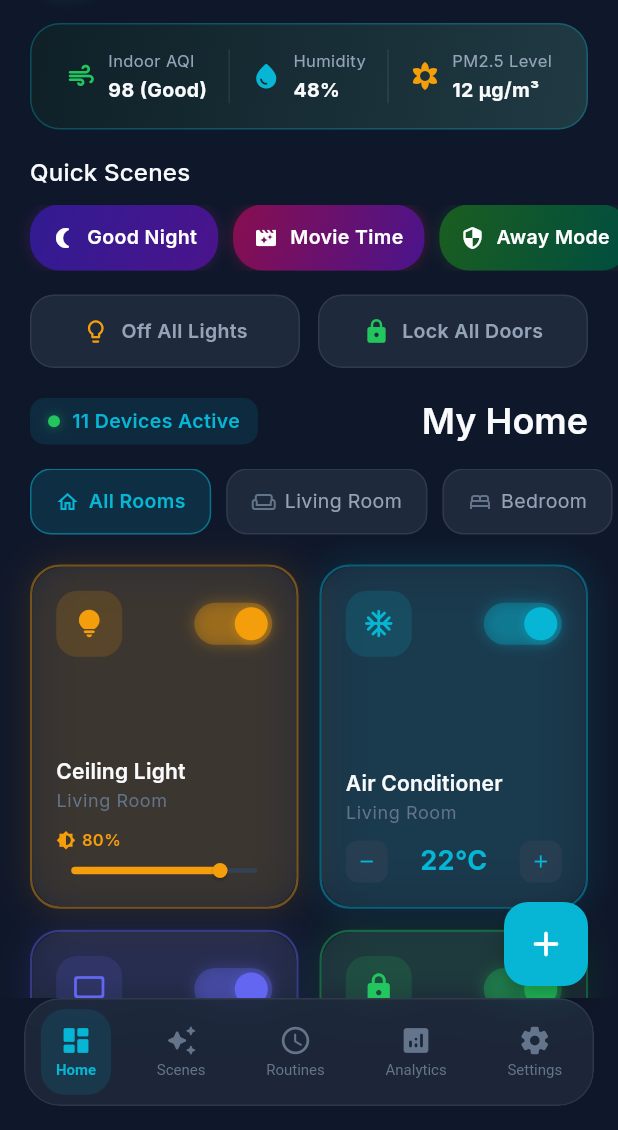
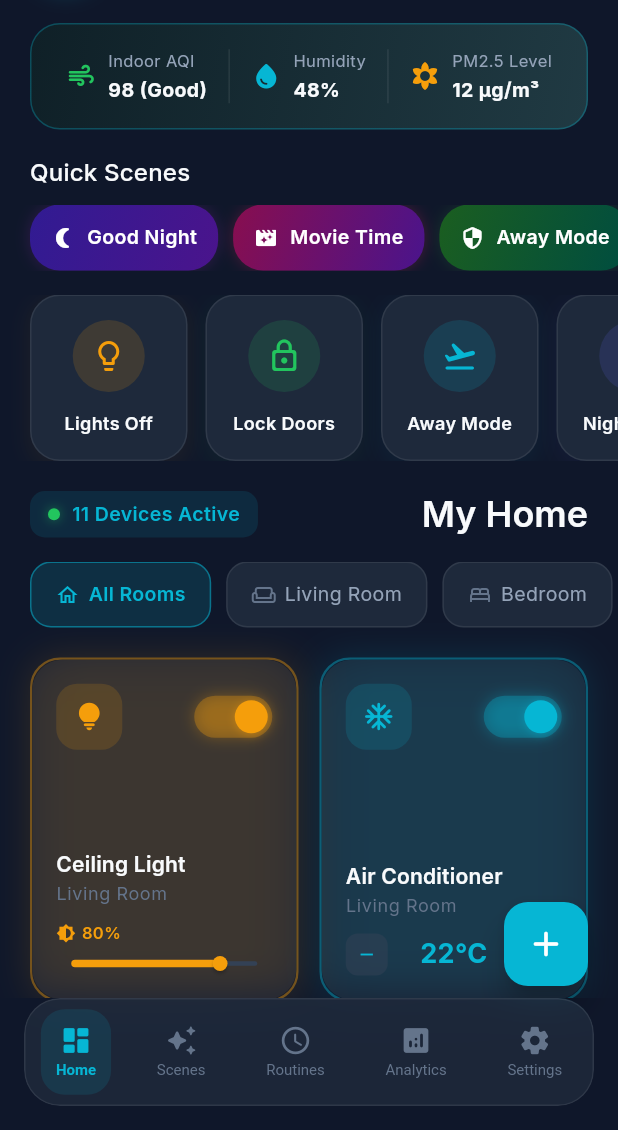
Before and after one commit to Choudhary-Khuzaim/Domotics, a Flutter app: the screen it shows after launch, on a phone screen of 412 x 824 dp, the part 106-1236 px from its top. Run offline on Flutter 3.47's test engine with Material 3 defaults, Android fonts, the phone set to English and light mode, and no system bars; our stand-ins replace fl_chart, flutter_colorpicker, google_fonts, percent_indicator.

Commit message:
UI Enhancements: Redesigned MasterControlsCard with new modes, fixed ColorPicker overflow, and added device quick presets

```diff
--- a/lib/screens/dashboard/widgets/master_controls_card.dart
+++ b/lib/screens/dashboard/widgets/master_controls_card.dart
@@ -14,110 +14,149 @@ class MasterControlsCard extends StatelessWidget {
     final notificationProvider = context.read<NotificationProvider>();
     final isDark = Theme.of(context).brightness == Brightness.dark;
 
-    return Padding(
+    return SingleChildScrollView(
+      scrollDirection: Axis.horizontal,
+      physics: const BouncingScrollPhysics(),
       padding: const EdgeInsets.symmetric(horizontal: 20),
       child: Row(
         children: [
-          // Turn Off All Lights Button
-          Expanded(
-            child: GestureDetector(
+          _buildActionCard(
+            context: context,
+            isDark: isDark,
+            title: 'Lights Off',
+            icon: Icons.lightbulb_outline_rounded,
+            color: AppColors.accentAmber,
             onTap: () {
               deviceProvider.turnOffAllLights();
-                notificationProvider.addNotification(
-                  title: 'Master Action Executed',
-                  message: 'All home lights turned off',
-                  icon: Icons.lightbulb_outline,
+              _showFeedback(context, notificationProvider, 'All lights turned off', Icons.lightbulb_outline);
+            },
+          ),
+          const SizedBox(width: 12),
+          _buildActionCard(
+            context: context,
+            isDark: isDark,
+            title: 'Lock Doors',
+            icon: Icons.lock_outline_rounded,
+            color: AppColors.accentGreen,
+            onTap: () {
+              deviceProvider.lockAllDoors();
+              _showFeedback(context, notificationProvider, 'All doors locked', Icons.lock_outline);
+            },
+          ),
+          const SizedBox(width: 12),
+          _buildActionCard(
+            context: context,
+            isDark: isDark,
+            title: 'Away Mode',
+            icon: Icons.flight_takeoff_rounded,
+            color: AppColors.electricCyan,
+            onTap: () {
+              deviceProvider.activateAwayMode();
+              _showFeedback(context, notificationProvider, 'Away mode activated', Icons.flight_takeoff);
+            },
+          ),
+          const SizedBox(width: 12),
+          _buildActionCard(
+            context: context,
+            isDark: isDark,
+            title: 'Night Mode',
+            icon: Icons.nights_stay_rounded,
+            color: AppColors.neonIndigo,
+            onTap: () {
+              deviceProvider.activateNightMode();
+              _showFeedback(context, notificationProvider, 'Night mode activated', Icons.nights_stay);
+            },
+          ),
+          const SizedBox(width: 12),
+          _buildActionCard(
+            context: context,
+            isDark: isDark,
+            title: 'Party Mode',
+            icon: Icons.celebration_rounded,
+            color: AppColors.accentRose,
+            onTap: () {
+              deviceProvider.activatePartyMode();
+              _showFeedback(context, notificationProvider, 'Party mode activated!', Icons.celebration);
+            },
+          ),
+        ],
+      ),
+    );
+  }
+
+  void _showFeedback(BuildContext context, NotificationProvider provider, String message, IconData icon) {
+    provider.addNotification(
+      title: 'Master Action',
+      message: message,
+      icon: icon,
     );
     ScaffoldMessenger.of(context).showSnackBar(
-                  const SnackBar(
-                    content: Text('All lights turned off'),
-                    duration: Duration(seconds: 2),
+      SnackBar(
+        content: Text(message),
+        duration: const Duration(seconds: 2),
+        behavior: SnackBarBehavior.floating,
+        shape: RoundedRectangleBorder(borderRadius: BorderRadius.circular(12)),
+        margin: const EdgeInsets.only(bottom: 20, left: 20, right: 20),
       ),
     );
-              },
+  }
+
+  Widget _buildActionCard({
+    required BuildContext context,
+    required bool isDark,
+    required String title,
+    required IconData icon,
+    required Color color,
+    required VoidCallback onTap,
+  }) {
+    return GestureDetector(
+      onTap: onTap,
       child: Container(
-                padding: const EdgeInsets.symmetric(vertical: 14, horizontal: 12),
+        width: 105,
+        padding: const EdgeInsets.symmetric(vertical: 16, horizontal: 12),
         decoration: BoxDecoration(
-                  borderRadius: BorderRadius.circular(16),
-                  color: isDark
-                      ? AppColors.darkSurface
-                      : AppColors.lightSurface,
+          borderRadius: BorderRadius.circular(20),
+          color: isDark ? AppColors.darkSurface : AppColors.lightSurface,
           border: Border.all(
-                    color: isDark
-                        ? AppColors.glassBorder
-                        : AppColors.glassBorderLight,
+            color: isDark ? AppColors.glassBorder : AppColors.glassBorderLight,
+          ),
+          boxShadow: [
+            BoxShadow(
+              color: color.withOpacity(0.05),
+              blurRadius: 10,
+              spreadRadius: 2,
+              offset: const Offset(0, 4),
+            ),
+          ],
+        ),
+        child: Column(
+          mainAxisSize: MainAxisSize.min,
+          children: [
+            Container(
+              padding: const EdgeInsets.all(12),
+              decoration: BoxDecoration(
+                shape: BoxShape.circle,
+                color: color.withOpacity(0.15),
+              ),
+              child: Icon(
+                icon,
+                size: 24,
+                color: color,
               ),
             ),
-                child: const Row(
-                  mainAxisAlignment: MainAxisAlignment.center,
-                  children: [
-                    Icon(Icons.lightbulb_outlined,
-                        size: 18, color: AppColors.accentAmber),
-                    SizedBox(width: 8),
+            const SizedBox(height: 12),
             Text(
-                      'Off All Lights',
+              title,
+              textAlign: TextAlign.center,
               style: TextStyle(
-                        fontSize: 13,
+                fontSize: 12,
                 fontWeight: FontWeight.w600,
+                color: isDark ? AppColors.darkTextPrimary : AppColors.lightTextPrimary,
               ),
             ),
           ],
         ),
       ),
-            ),
-          ),
-          const SizedBox(width: 12),
-
-          // Lock All Doors Button
-          Expanded(
-            child: GestureDetector(
-              onTap: () {
-                deviceProvider.lockAllDoors();
-                notificationProvider.addNotification(
-                  title: 'Master Action Executed',
-                  message: 'All door locks locked',
-                  icon: Icons.lock_outline,
-                );
-                ScaffoldMessenger.of(context).showSnackBar(
-                  const SnackBar(
-                    content: Text('All doors locked'),
-                    duration: Duration(seconds: 2),
-                  ),
-                );
-              },
-              child: Container(
-                padding: const EdgeInsets.symmetric(vertical: 14, horizontal: 12),
-                decoration: BoxDecoration(
-                  borderRadius: BorderRadius.circular(16),
-                  color: isDark
-                      ? AppColors.darkSurface
-                      : AppColors.lightSurface,
-                  border: Border.all(
-                    color: isDark
-                        ? AppColors.glassBorder
-                        : AppColors.glassBorderLight,
-                  ),
-                ),
-                child: const Row(
-                  mainAxisAlignment: MainAxisAlignment.center,
-                  children: [
-                    Icon(Icons.lock_rounded,
-                        size: 18, color: AppColors.accentGreen),
-                    SizedBox(width: 8),
-                    Text(
-                      'Lock All Doors',
-                      style: TextStyle(
-                        fontSize: 13,
-                        fontWeight: FontWeight.w600,
-                      ),
-                    ),
-                  ],
-                ),
-              ),
-            ),
-          ),
-        ],
-      ),
     );
   }
 }
```
Also changed, not shown: lib/providers/device_provider.dart (+53 -0 lines), lib/screens/device_detail/device_detail_screen.dart (+118 -0 lines), lib/screens/device_detail/widgets/color_picker_wheel.dart (+3 -4 lines). Lines whose indentation alone changed are shown as unchanged.
